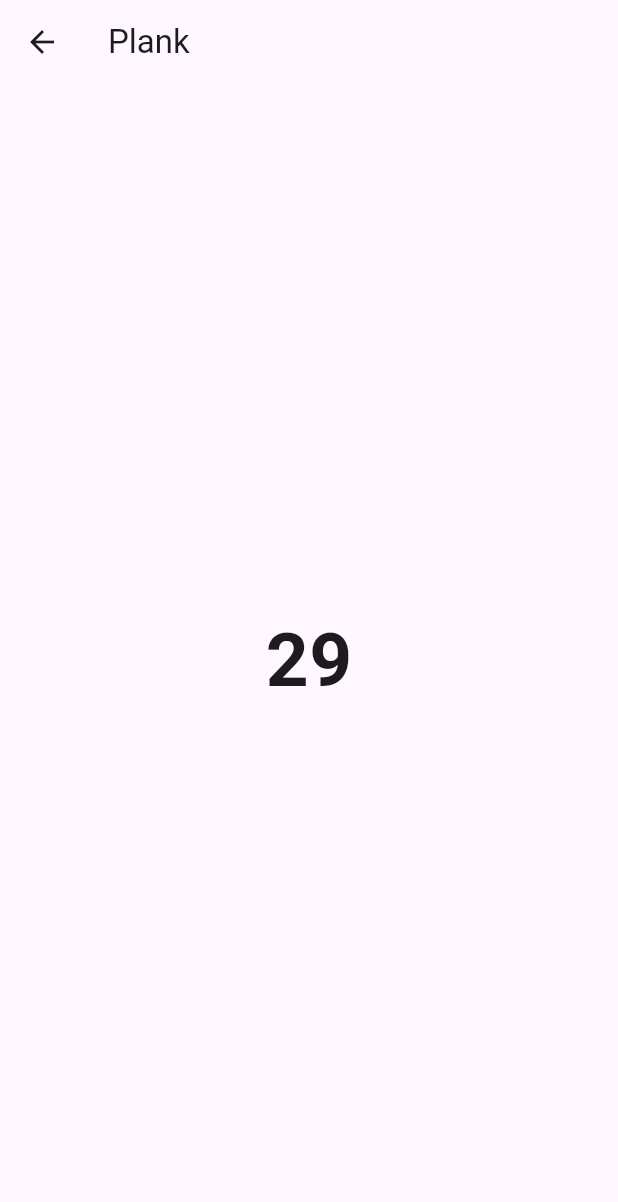
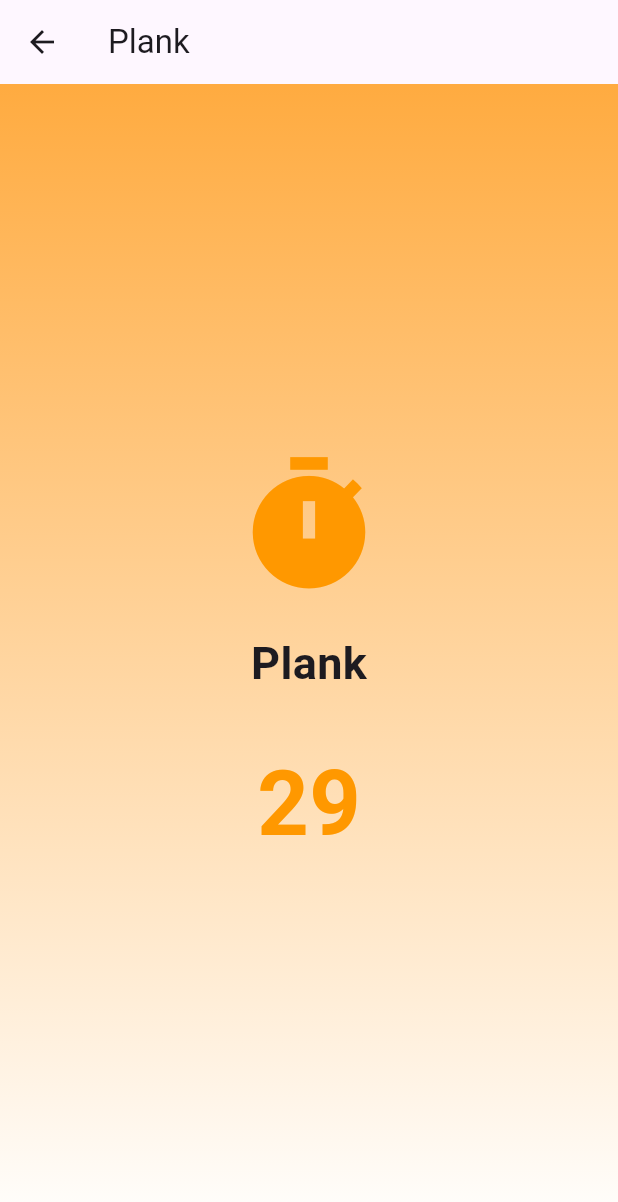
Before and after one commit to kurotulaini17/GiatGym, a Flutter app: the screen it shows after launch, after a tap on "Plank", on a phone screen of 412 x 824 dp. Shown: the top 1202 px of the screen. Run offline on Flutter 3.47's test engine with Material 3 defaults, Android fonts, the phone set to English and light mode, and no system bars.

Commit message:
upgrade ui timer page

```diff
--- a/lib/timer_page.dart
+++ b/lib/timer_page.dart
@@ -48,10 +48,38 @@ class _TimerPageState extends State<TimerPage> {
   Widget build(BuildContext context) {
     return Scaffold(
       appBar: AppBar(title: Text(widget.nama)),
-      body: Center(
-        child: Text(
-          "$waktu",
-          style: const TextStyle(fontSize: 50, fontWeight: FontWeight.bold),
+      body: Container(
+        width: double.infinity,
+        decoration: const BoxDecoration(
+          gradient: LinearGradient(
+            colors: [Colors.orangeAccent, Colors.white],
+            begin: Alignment.topCenter,
+            end: Alignment.bottomCenter,
+          ),
+        ),
+        child: Column(
+          mainAxisAlignment: MainAxisAlignment.center,
+          children: [
+            const Icon(Icons.timer, size: 100, color: Colors.orange),
+
+            const SizedBox(height: 20),
+
+            Text(
+              widget.nama,
+              style: const TextStyle(fontSize: 30, fontWeight: FontWeight.bold),
+            ),
+
+            const SizedBox(height: 30),
+
+            Text(
+              "$waktu",
+              style: const TextStyle(
+                fontSize: 60,
+                fontWeight: FontWeight.bold,
+                color: Colors.orange,
+              ),
+            ),
+          ],
         ),
       ),
     );
```
